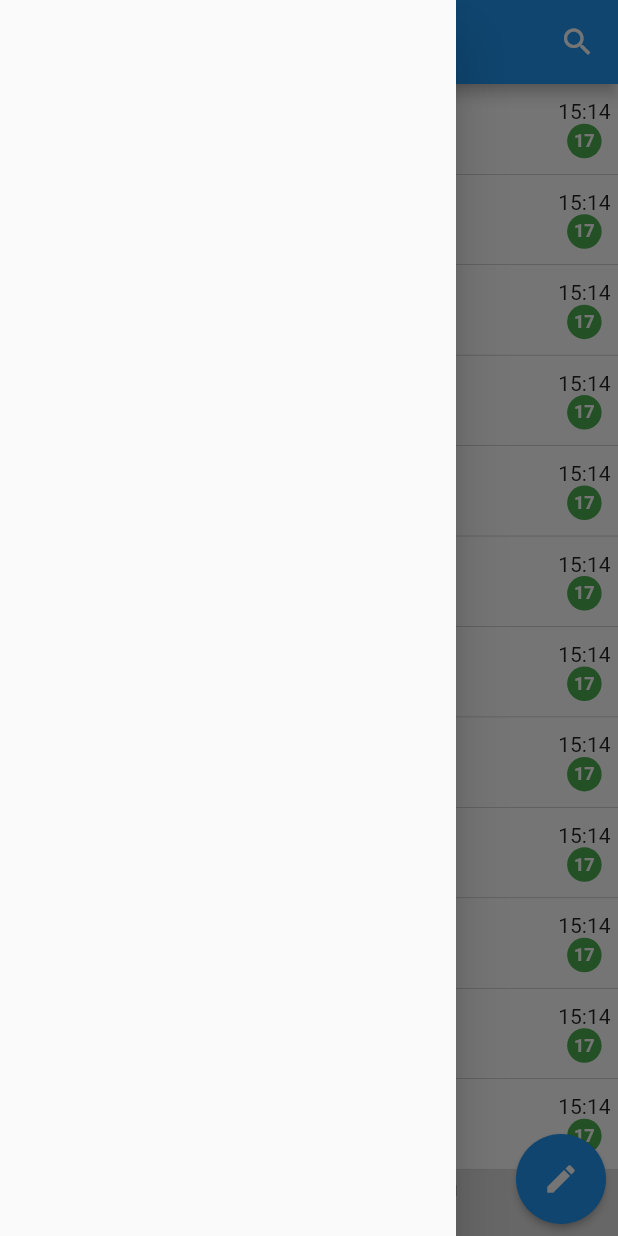
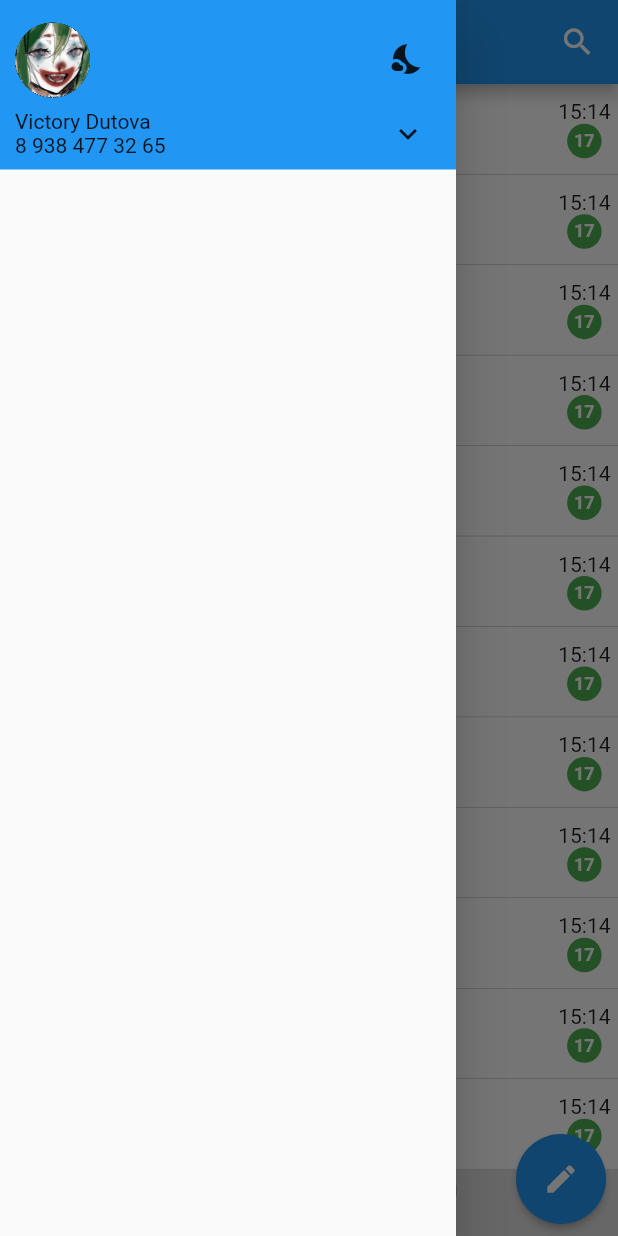
Before and after one commit to 27Victory27/test_magnit, a Flutter app: the MainScreen screen opened by its route, with the side drawer open, on a phone screen of 412 x 824 dp. Run offline on Flutter 3.47's test engine with Material 2 defaults, Android fonts, the phone set to English and light mode, and no system bars; our stand-ins replace flutter_bloc, freezed_annotation, grouped_list; generated files the repository leaves out were written again.

Commit message:
Раота над AccounPanel
Сделано:
-передача параметров CurrentUser
-возможность смены тем

```diff
--- a/lib/data/model/user_model.dart
+++ b/lib/data/model/user_model.dart
@@ -2,6 +2,7 @@ class UserModel {
   final int userId;
   final String userName;
   final String userTelephone;
+  final String img;
 
-  UserModel(this.userId, this.userName, this.userTelephone);
+  UserModel(this.userId, this.userName, this.userTelephone, this.img);
 }
--- a/lib/data/repository/user_repo.dart
+++ b/lib/data/repository/user_repo.dart
@@ -2,10 +2,10 @@ import '../model/user_model.dart';
 
 class UserRepo {
   final List<UserModel> myList = [
-    UserModel(120003984, 'Victory Dutova', '8 938 477 32 65'),
-    UserModel(120003985, 'Степан Елизборян', '8 938 477 32 66'),
-    UserModel(120003986, 'Виталий Завадский', '8 938 477 32 67'),
-    UserModel(120003987, 'Victory Ddd', '8 938 477 32 68'),
+    UserModel(120003984, 'Victory Dutova', '8 938 477 32 65','test_img_channal.jpg'),
+    UserModel(120003985, 'Степан Елизборян', '8 938 477 32 66','test_img_channal.jpg'),
+    UserModel(120003986, 'Виталий Завадский', '8 938 477 32 67','test_img_channal.jpg'),
+    UserModel(120003987, 'Victory Ddd', '8 938 477 32 68','test_img_channal.jpg'),
   ];
 
   Future<UserModel> getCurrentUser() async {
--- /dev/null
+++ b/lib/main/account_panel/account_panel_cubit.dart
@@ -0,0 +1,17 @@
+import 'package:flutter_bloc/flutter_bloc.dart';
+import '../../data/repository/user_repo.dart';
+import 'account_panel_state.dart';
+
+class AccountPanelCubit extends Cubit<AccountPanelState> {
+  AccountPanelCubit(): super(const AccountPanelState.loading());
+
+  final UserRepo userRepo = UserRepo();
+
+  Future<void> initialData() async {
+    try {
+      emit(AccountPanelState.succsess(await userRepo.getCurrentUser()));
+    } catch (e) {
+      emit(AccountPanelState.failure(error: e));
+    }
+  }
+}
--- /dev/null
+++ b/lib/main/account_panel/account_panel_state.dart
@@ -0,0 +1,11 @@
+import 'package:freezed_annotation/freezed_annotation.dart';
+
+import '../../data/model/user_model.dart';
+
+part 'account_panel_state.freezed.dart';
+@freezed
+class AccountPanelState with _$AccountPanelState{
+  const factory AccountPanelState.loading() = _Loading;
+  const factory AccountPanelState.succsess(UserModel userModel) = _Succsess;
+  const factory AccountPanelState.failure({Object? error}) = _Failure;
+}
--- a/lib/presentation/main_screen/main_screen.dart
+++ b/lib/presentation/main_screen/main_screen.dart
@@ -1,7 +1,12 @@
 import 'package:flutter/material.dart';
 import 'package:flutter_bloc/flutter_bloc.dart';
+import 'package:test_magnit/main/account_panel/account_panel_cubit.dart';
 
 import '../../data/model/channal_model.dart';
+import '../../data/model/user_model.dart';
+import '../../main/account_panel/account_panel_state.dart';
+import '../../main/bloc/theme_bloc.dart';
+import '../../main/bloc/theme_state.dart';
 import 'block/main_cubit.dart';
 import 'block/main_state.dart';
 
@@ -23,11 +28,7 @@ class MainScreen extends StatelessWidget {
                 )
               ],
             ),
-            drawer: Drawer(child: Row(
-              children: [
-
-              ],
-            ),),
+            drawer: Drawer(child: AccountPanelInfo(),),
             body: BlocBuilder<MainCubit, MainState>(
               builder: (BuildContext context, MainState state) => state.when(
                 loading: () => CircularProgressIndicator(),
@@ -64,6 +65,95 @@ class MainScreen extends StatelessWidget {
                 ),
               ),
             )));
+  }
+}
+
+class AccountPanelInfo extends StatelessWidget {
+  const AccountPanelInfo({
+    super.key,
+  });
+
+  @override
+  Widget build(BuildContext context) {
+    return BlocProvider<AccountPanelCubit>(
+      create: (context) => AccountPanelCubit()..initialData(),
+      child: BlocBuilder<AccountPanelCubit, AccountPanelState>(
+          builder: (BuildContext context, AccountPanelState state) => state.when(
+            loading: () => CircularProgressIndicator(),
+            succsess: (UserModel userModel) {
+              return
+                Column(
+                  children: [
+                    Container(
+                      color: Colors.blue,
+                      child: Padding(
+                        padding: const EdgeInsets.only(top: 15,left: 10,right: 8),
+                        child: Column(
+                          children: [
+                            Row(
+                              crossAxisAlignment: CrossAxisAlignment.start,
+                              children: [
+                                Container(
+                                  child: Image.asset('assets/images/${userModel.img}'),
+                                  width: 50,
+                                  height: 50,
+                                  clipBehavior: Clip.hardEdge,
+                                  decoration: BoxDecoration(
+                                    borderRadius: BorderRadius.circular(360),
+                                    color: Colors.black,
+                                  ),
+                                ),
+                                Expanded(child: SizedBox()),
+                                Container(
+                                  child: BlocBuilder<ThemeCubit, ThemeState>(
+                                      builder: (BuildContext contextBuild, ThemeState stateTheme) =>stateTheme.when(
+                                          light: (){
+                                            return IconButton(
+                                              icon:  Icon(Icons.nights_stay
+                                              ),onPressed: (){
+                                              context.read<ThemeCubit>().setDarkTheme();
+                                            },);
+                                          },
+                                          dark: (){
+                                            return IconButton(
+                                              icon:  Icon(Icons.sunny
+                                              ),onPressed: (){
+                                              context.read<ThemeCubit>().setLightTheme();
+                                            },);
+                                          })
+                                  ),
+                                ),
+                              ],
+                            ),
+                            Row(
+
+                              children: [
+                                Column(
+                                  crossAxisAlignment: CrossAxisAlignment.start,
+                                  children: [
+                                    Text('${userModel.userName}'),
+                                    Text('${userModel.userTelephone}')
+                                  ],
+                                ),
+                                Expanded(child: SizedBox()),
+                                IconButton(onPressed: (){}, icon: Icon(Icons.keyboard_arrow_down))
+                              ],
+                            ),
+                          ],
+                        ),
+                      ),
+                    ),
+                  ],
+                );
+            },
+            failure: (error) => Container(
+              color: Colors.red,
+            ),
+
+          )
+
+      ),
+    );
   }
 }
 
```
